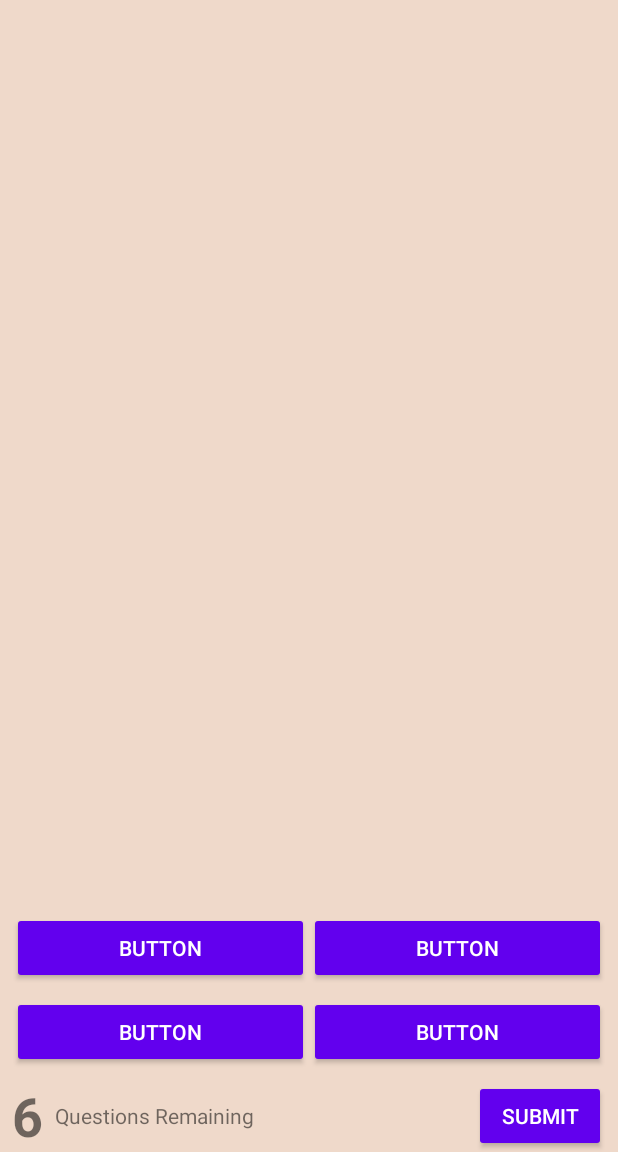
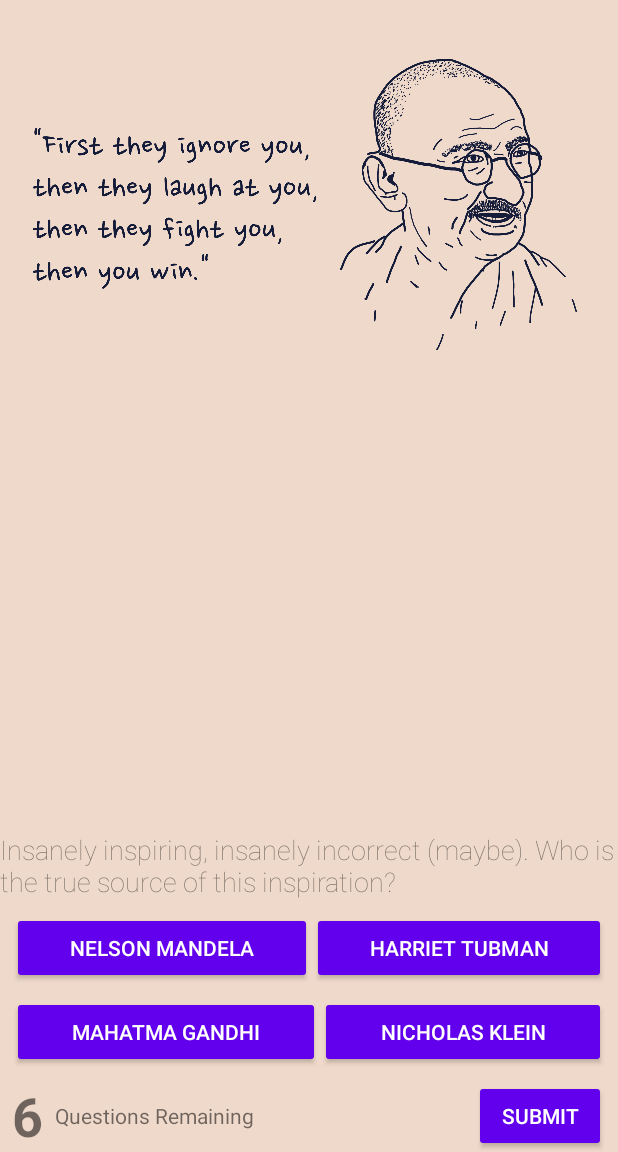
Before and after one commit to JamesLDeveloper/Unquote, an Android app: the screen it shows after launch (MainActivity), on a phone screen of 412 x 824 dp, the part 84-1236 px from its top. Run offline under Robolectric (Android 15) with nearby library versions, the phone set to English and light mode, and no system bars; our stand-ins replace navigation-ui.

Commit message:
create displayQuestion method that updates question, image, answer options by using a given question object

```diff
--- a/app/src/main/java/com/example/unquote/MainActivity.java
+++ b/app/src/main/java/com/example/unquote/MainActivity.java
@@ -86,8 +86,6 @@
         answer3Button = findViewById(R.id.btn_main_answer_3);
         submitButton = findViewById(R.id.btn_main_submit_answer);
 
-
-
         // TODO 4-E: set onClickListener for each answer Button
 
         // TODO 5-A: set onClickListener for the submit answer Button
@@ -97,6 +95,15 @@
     }
 
     // TODO 3-F: displayQuestion(Question question) {...}
+
+    public void displayQuestion(Question question) {
+questionImageView.setImageResource(question.imageId);
+questionTextView.setText(question.questionText);
+answer0Button.setText(question.answer0);
+answer1Button.setText(question.answer1);
+answer2Button.setText(question.answer2);
+answer3Button.setText(question.answer3);
+    }
 
     // TODO 3-C: displayQuestionsRemaining(int questionRemaining) {...}
 
@@ -149,7 +156,7 @@
          displayQuestionsRemaining(questions.size());
 
         // TODO 3-H.ii: Uncomment after implementing displayQuestion(Question)
-        // displayQuestion(firstQuestion);
+         displayQuestion(firstQuestion);
 
 
 
@@ -191,7 +198,7 @@
         } else {
             chooseNewQuestion();
             // TODO: uncomment after implementing displayQuestion()
-// displayQuestion(getCurrentQuestion());
+ displayQuestion(getCurrentQuestion());
         }
 
     }
--- a/app/src/main/res/layout/activity_main.xml
+++ b/app/src/main/res/layout/activity_main.xml
@@ -26,12 +26,11 @@
         android:id="@+id/iv_main_question_image"
         android:layout_width="0dp"
         android:layout_height="wrap_content"
-        android:scaleType="fitStart"
-        app:layout_constraintEnd_toEndOf="parent"
-        app:layout_constraintHorizontal_bias="1.0"
-        app:layout_constraintStart_toStartOf="parent"
         app:layout_constraintTop_toTopOf="parent"
-        tools:srcCompat="@tools:sample/backgrounds/scenic" />
+        app:layout_constraintLeft_toLeftOf="parent"
+        app:layout_constraintRight_toRightOf="parent"
+        android:adjustViewBounds="true"
+        tools:src="@tools:sample/avatars"/>
 
     <TextView
         android:id="@+id/tv_main_questions_remaining_count"
```
